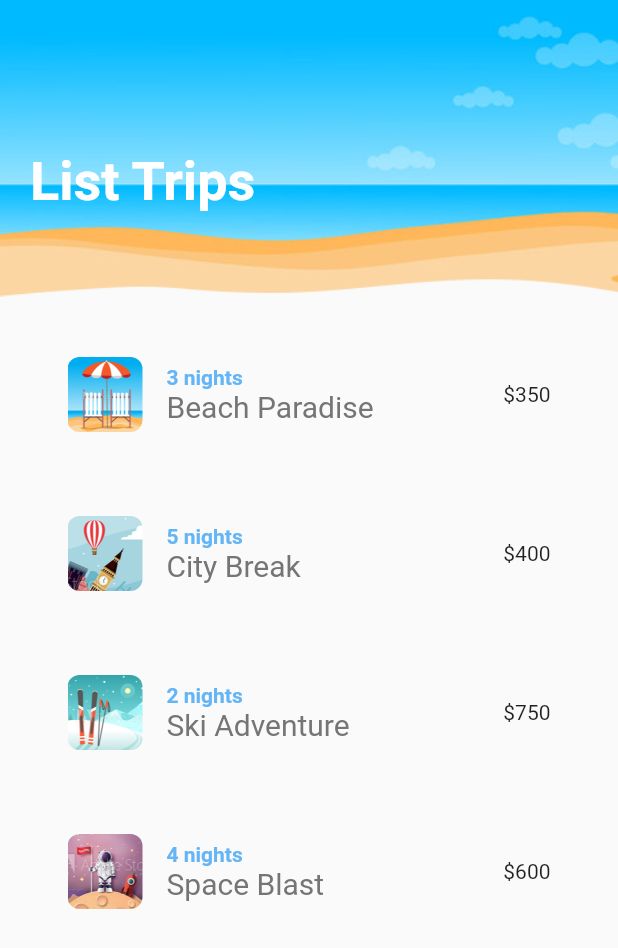
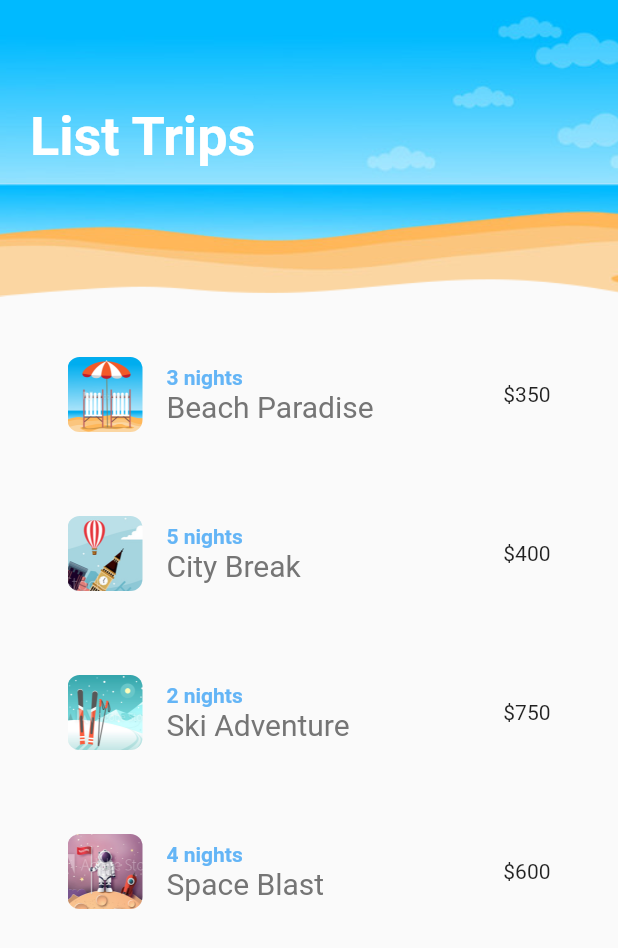
Before and after one commit to r3nyah/Flutter-Animations, a Flutter app: the screen it shows after launch, on a phone screen of 412 x 824 dp. Shown: the top 948 px of the screen. Run offline on Flutter 3.47's test engine with Material 2 defaults, Android fonts, the phone set to English and light mode, and no system bars; missing offline and left inert: lipsum.

Commit message:
Lesson-9

```diff
--- a/lib/shared/screenTitle.dart
+++ b/lib/shared/screenTitle.dart
@@ -13,13 +13,13 @@ class ScreenTitle extends StatelessWidget {
         style: TextStyle(fontSize: 36, color: Colors.white, fontWeight: FontWeight.bold),
       ),
       tween: Tween<double>(begin: 0, end: 1),
-      duration: Duration(milliseconds: 1000),
-      curve: Curves.bounceIn,
+      duration: Duration(milliseconds: 500),
+      curve: Curves.easeIn,
       builder: (BuildContext context, double _val, Widget ? child) {
         return Opacity(
           opacity: _val,
           child: Padding(
-              padding: EdgeInsets.only(top: _val * 50),
+              padding: EdgeInsets.only(top: _val * 20),
               child: child
           ),
         );
--- a/lib/shared/tripList.dart
+++ b/lib/shared/tripList.dart
@@ -8,13 +8,15 @@ class TripList extends StatefulWidget {
 }
 
 class _TripListState extends State<TripList> {
+  GlobalKey<AnimatedListState> _listKey = GlobalKey<AnimatedListState>();
   List<Widget> _tripTiles = [];
-  final GlobalKey _listKey = GlobalKey();
 
   @override
   void initState() {
     super.initState();
-    _addTrips();
+    WidgetsBinding.instance!.addPostFrameCallback((_) {
+      _addTrips();
+    });
   }
 
   void _addTrips() {
@@ -28,6 +30,7 @@ class _TripListState extends State<TripList> {
 
     _trips.forEach((Trip trip) {
       _tripTiles.add(_buildTile(trip));
+      _listKey.currentState!.insertItem(_tripTiles.length - 1);
     });
   }
 
@@ -59,14 +62,18 @@ class _TripListState extends State<TripList> {
     );
   }
 
+  Tween<Offset> _offset = Tween(begin: Offset(1, 0), end: Offset(0, 0));
+
   @override
   Widget build(BuildContext context) {
-    return ListView.builder(
+    return AnimatedList(
         key: _listKey,
-        itemCount: _tripTiles.length,
-        itemBuilder: (context, index) {
-          return _tripTiles[index];
-        }
-    );
+        initialItemCount: _tripTiles.length,
+        itemBuilder: (context, index, animation) {
+          return SlideTransition(
+            position: animation.drive(_offset),
+            child: _tripTiles[index],
+          );
+        });
   }
 }
```
Also changed, not shown: lib/shared/heart.dart (+4 -4 lines).
